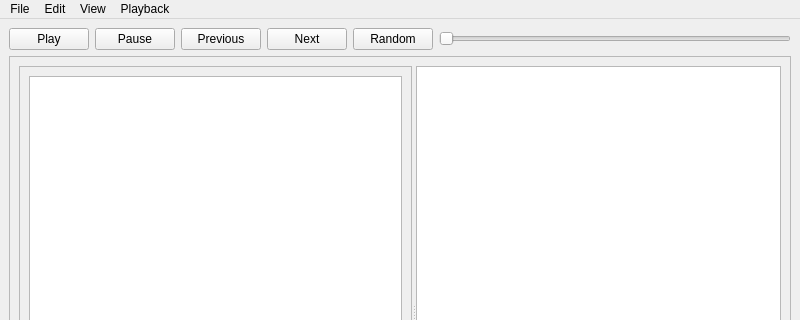
Above: src/mainwindow.ui from lywlywly/music-player before the change; both pictures show x 0 to 800 and y 0 to 320 of the 800 by 600 pixel window. Below: the same form after it.
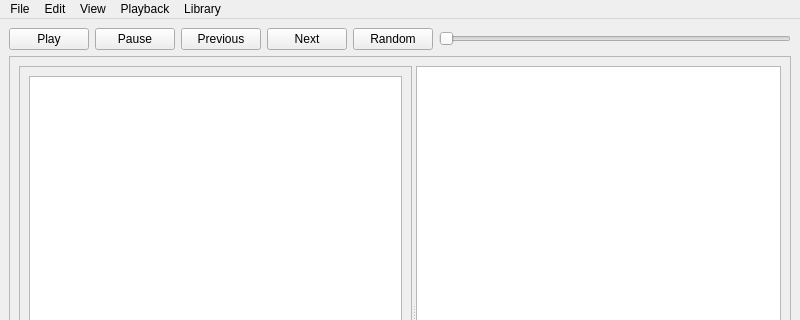
That is the form after the change.

Commit message: divide mainwindow into separate functions; try using music library and save song hash to db

What changed in the file:
```diff
--- a/src/mainwindow.ui
+++ b/src/mainwindow.ui
@@ -191,10 +191,17 @@
     <addaction name="actionPlayback_follows_cursor"/>
     <addaction name="actionCursor_follows_playback"/>
    </widget>
+   <widget class="QMenu" name="menuLibrary">
+    <property name="title">
+     <string>Library</string>
+    </property>
+    <addaction name="actionSearch"/>
+   </widget>
    <addaction name="menuFile"/>
    <addaction name="menuEdit"/>
    <addaction name="menuView"/>
    <addaction name="menuPlayback"/>
+   <addaction name="menuLibrary"/>
   </widget>
   <widget class="QStatusBar" name="statusbar"/>
   <action name="actionOpen">
```
Left out of the diff: 13 changed lines with no effect on the pictures. The commit also changes 17 other files.
